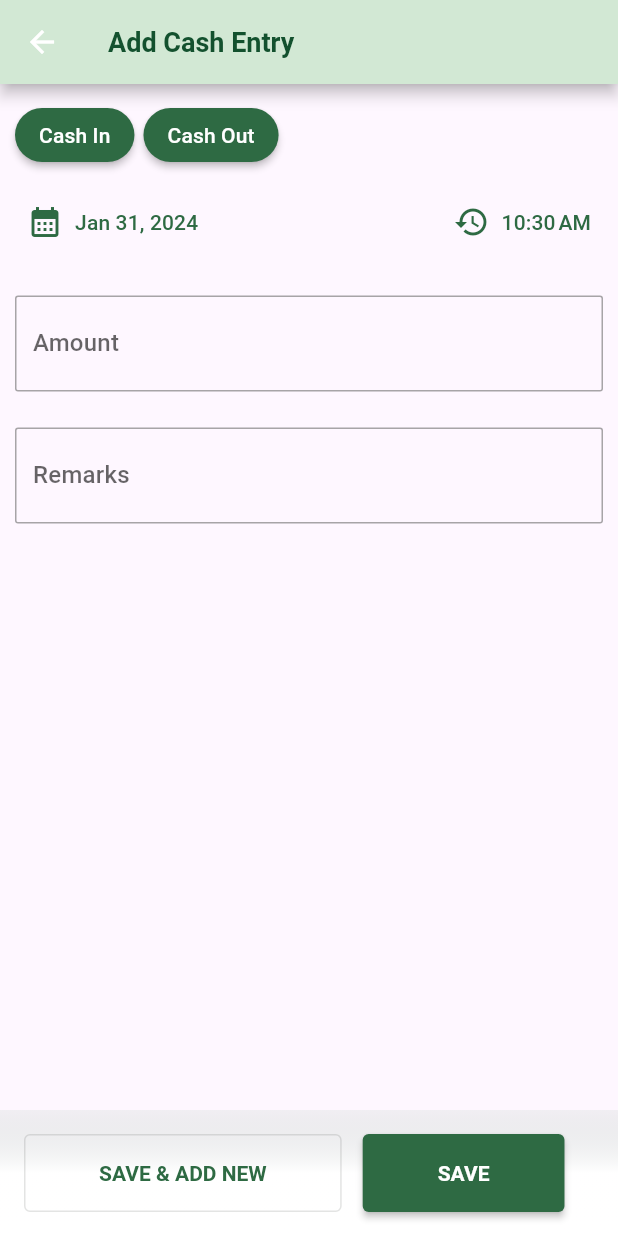
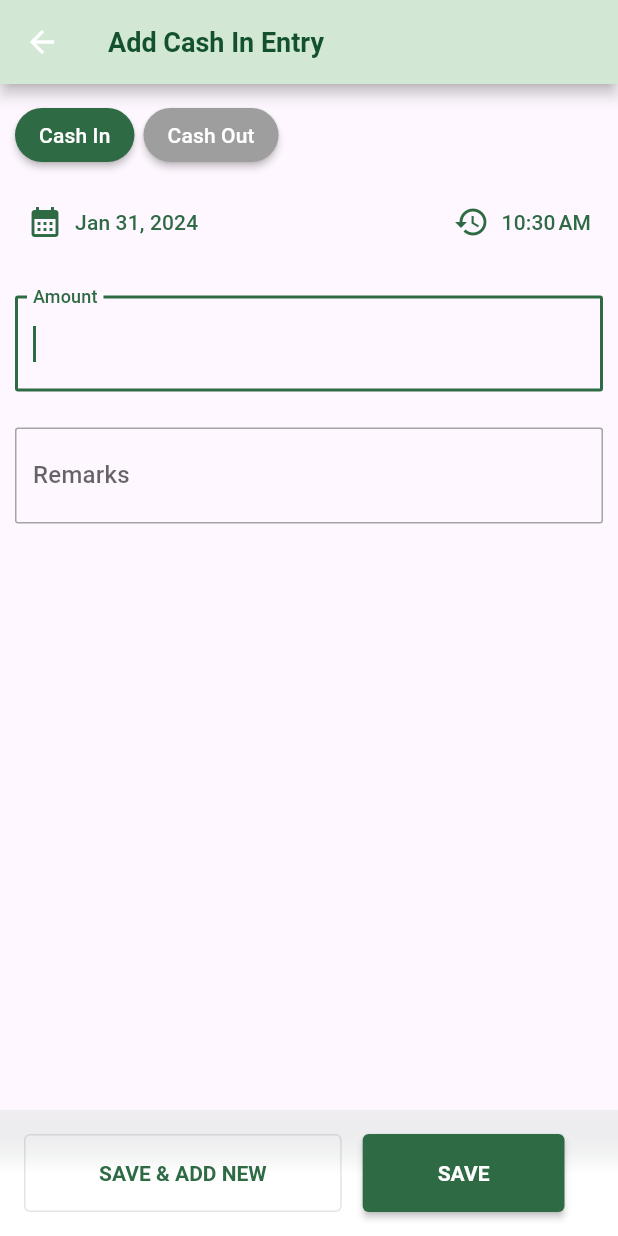
Before and after one commit to gxtanvir/daily_expenses, a Flutter app: the AddExpense screen opened directly, after a tap on "Cash In", on a phone screen of 412 x 824 dp. Run offline on Flutter 3.47's test engine with Material 3 defaults, Android fonts, the phone set to English and light mode, and no system bars; our stand-ins replace cloud_firestore, firebase_auth, firebase_core, flutter_riverpod, sqflite; accounts and stored records are empty.

Commit message:
Add Expense Ui

```diff
--- a/lib/screens/add_expense.dart
+++ b/lib/screens/add_expense.dart
@@ -11,6 +11,7 @@ class AddExpense extends StatefulWidget {
 }
 
 class _AddExpense extends State<AddExpense> {
+  bool _isCashIn = true;
   var _amount = "";
   var _remarks = "";
   DateTime? _selectedDate = DateTime.now();
@@ -20,7 +21,7 @@ class _AddExpense extends State<AddExpense> {
   Widget build(BuildContext context) {
     return Scaffold(
       appBar: AppBar(
-        title: const Text('Add Cash Entry'),
+        title: Text(_isCashIn ? "Add Cash In Entry" : "Add Cash Out Entry"),
       ),
       body: SingleChildScrollView(
         child: Padding(
@@ -31,19 +32,31 @@ class _AddExpense extends State<AddExpense> {
                 mainAxisAlignment: MainAxisAlignment.start,
                 children: [
                   ElevatedButton(
-                    onPressed: () {},
-                    child: Text('Cash In'),
+                    onPressed: () {
+                      setState(() {
+                        _isCashIn = true;
+                      });
+                    },
                     style: ElevatedButton.styleFrom(
                         shape: RoundedRectangleBorder(
-                            borderRadius: BorderRadius.circular(20))),
+                            borderRadius: BorderRadius.circular(20)),
+                        backgroundColor: !_isCashIn ? Colors.grey : null),
+                    child: const Text('Cash In'),
                   ),
                   const SizedBox(width: 6),
                   ElevatedButton(
-                    onPressed: () {},
-                    child: Text('Cash Out'),
+                    onPressed: () {
+                      setState(() {
+                        _isCashIn = false;
+                      });
+                    },
                     style: ElevatedButton.styleFrom(
                         shape: RoundedRectangleBorder(
-                            borderRadius: BorderRadius.circular(20))),
+                            borderRadius: BorderRadius.circular(20)),
+                        backgroundColor: !_isCashIn
+                            ? Theme.of(context).colorScheme.error
+                            : Colors.grey),
+                    child: const Text('Cash Out'),
                   ),
                 ],
               ),
@@ -73,7 +86,7 @@ class _AddExpense extends State<AddExpense> {
                 child: Column(
                   children: [
                     TextFormField(
-                      // autofocus: true,
+                      autofocus: true,
                       keyboardType: TextInputType.number,
                       decoration: InputDecoration(
                         border: OutlineInputBorder(
@@ -121,7 +134,7 @@ class _AddExpense extends State<AddExpense> {
       ),
       bottomSheet: Container(
         width: double.infinity,
-        padding: EdgeInsets.symmetric(vertical: 16, horizontal: 16),
+        padding: const EdgeInsets.symmetric(vertical: 16, horizontal: 16),
         decoration: const BoxDecoration(
           shape: BoxShape.rectangle,
           gradient: LinearGradient(
@@ -141,7 +154,11 @@ class _AddExpense extends State<AddExpense> {
                     padding: const EdgeInsets.symmetric(
                         horizontal: 50, vertical: 18),
                     textStyle: const TextStyle(fontWeight: FontWeight.bold)),
-                onPressed: () {},
+                onPressed: () {
+                  if (_formkey.currentState!.validate()) {
+                    print(_amount.toString());
+                  }
+                },
                 child: const Text("SAVE & ADD NEW")),
             const SizedBox(width: 14),
             ElevatedButton(
@@ -151,7 +168,9 @@ class _AddExpense extends State<AddExpense> {
                   textStyle: const TextStyle(fontWeight: FontWeight.bold),
                 ),
                 onPressed: () {
-                  Navigator.of(context).pop();
+                  if (_formkey.currentState!.validate()) {
+                    Navigator.of(context).pop();
+                  }
                 },
                 child: const Text("SAVE"))
           ],
```
Also changed, not shown: lib/screens/expenses.dart (+13 -6 lines).
